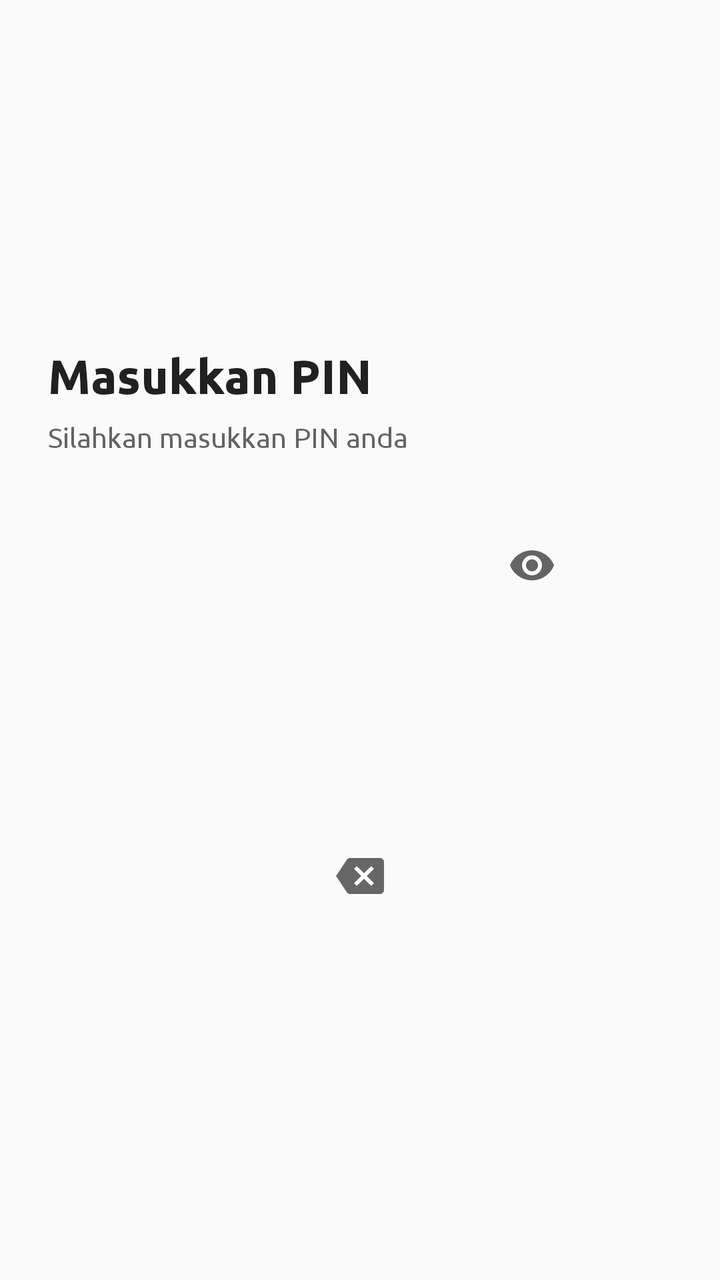
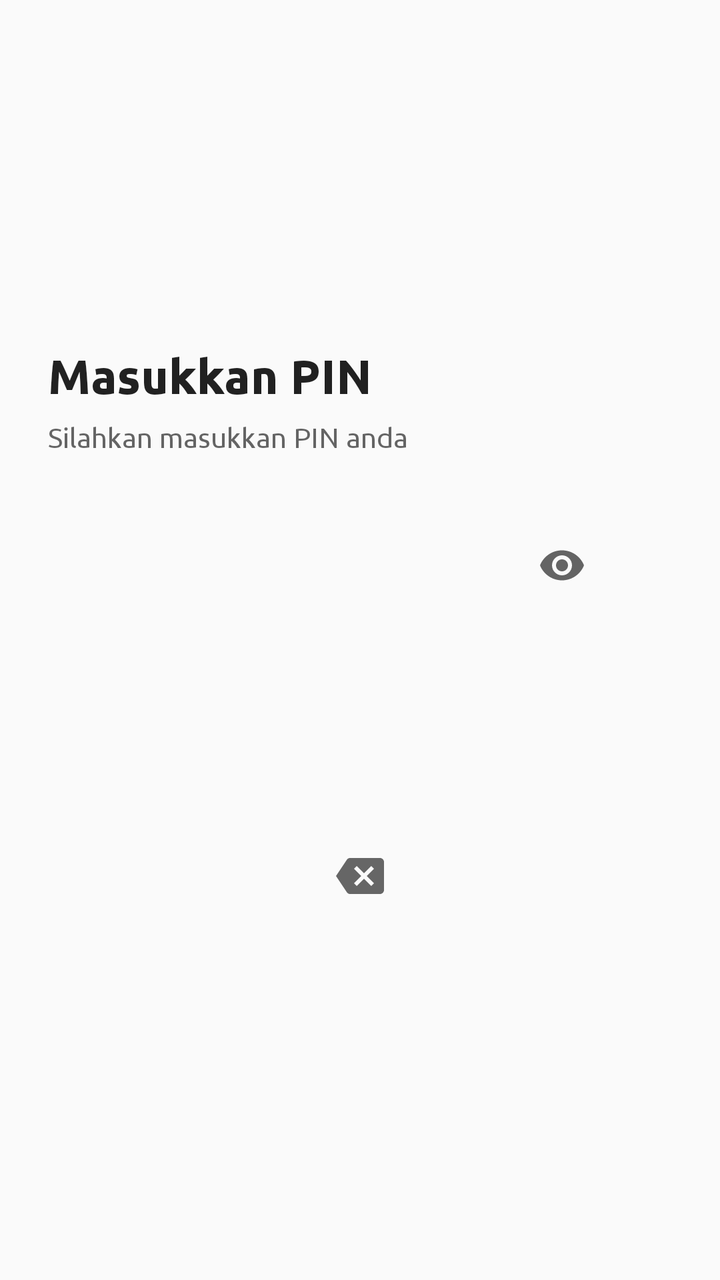

The first picture is an Android layout as it rendered before a commit; the second is the same layout after the commit. The layout source and the unified diff follow.
<!-- AndroidManifest.xml: activity theme AppTheme.NoActionBar -->
<!-- res/layout/activity_pin.xml -->
<layout xmlns:tools="http://schemas.android.com/tools">

    <LinearLayout xmlns:android="http://schemas.android.com/apk/res/android"
        xmlns:app="http://schemas.android.com/apk/res-auto"
        android:layout_width="match_parent"
        android:layout_height="match_parent"
        android:orientation="vertical"
        android:background="?android:attr/colorBackground"
        android:gravity="center">

        
        <LinearLayout
            android:layout_width="match_parent"
            android:layout_height="wrap_content"
            android:orientation="vertical"
            android:paddingHorizontal="24dp"
            android:layout_marginBottom="32dp">

            <TextView
                android:id="@+id/txt_header"
                android:layout_width="match_parent"
                android:layout_height="wrap_content"
                android:fontFamily="@font/ubuntu_b"
                android:text="Masukkan PIN"
                android:textAlignment="center"
                android:textColor="?android:attr/textColorPrimary"
                android:textSize="24sp"
                android:layout_marginBottom="8dp" />

            <TextView
                android:layout_width="match_parent"
                android:layout_height="wrap_content"
                android:fontFamily="@font/ubuntu_r"
                android:text="Silahkan masukkan PIN anda"
                android:textAlignment="center"
                android:textColor="?android:attr/textColorSecondary"
                android:textSize="14sp" />

        </LinearLayout>

        
        <LinearLayout
            android:layout_width="wrap_content"
            android:layout_height="wrap_content"
            android:orientation="horizontal"
            android:gravity="center"
            android:layout_marginBottom="48dp">

            <com.google.android.material.textfield.TextInputLayout
                android:id="@+id/til_amount"
                android:layout_width="wrap_content"
                android:layout_height="wrap_content"
                app:passwordToggleEnabled="true"
                app:passwordToggleTint="?android:attr/textColorSecondary"
                app:boxStrokeWidth="0dp"
                app:boxStrokeWidthFocused="0dp"
                style="@style/Widget.MaterialComponents.TextInputLayout.FilledBox"
                app:errorEnabled="true">

                <com.google.android.material.textfield.TextInputEditText
                    android:id="@+id/et_amount"
                    android:layout_width="220dp"
                    android:layout_height="wrap_content"
                    android:inputType="numberPassword"
                    android:background="@android:color/transparent"
                    android:enabled="false"
                    android:maxLength="6"
                    android:textAlignment="center"
                    android:textColor="?android:attr/textColorPrimary"
                    android:textSize="32sp"
                    android:letterSpacing="0.3"
                    android:paddingVertical="16dp" />

            </com.google.android.material.textfield.TextInputLayout>

        </LinearLayout>

        
        <LinearLayout
            android:layout_width="match_parent"
            android:layout_height="wrap_content"
            android:orientation="vertical"
            android:paddingHorizontal="32dp">

            <androidx.recyclerview.widget.RecyclerView
                android:id="@+id/rv_calculator"
                android:layout_width="match_parent"
                android:layout_height="wrap_content"
                android:clickable="true"
                android:focusable="true"
                android:focusableInTouchMode="true"
                android:overScrollMode="never"
                app:layoutManager="androidx.recyclerview.widget.GridLayoutManager"
                app:spanCount="3"
                tools:listitem="@layout/list_number_pin" />

            
            <LinearLayout
                android:layout_width="match_parent"
                android:layout_height="wrap_content"
                android:orientation="horizontal"
                android:gravity="center"
                android:layout_marginTop="8dp">

                <View
                    android:layout_width="0dp"
                    android:layout_height="1dp"
                    android:layout_weight="1" />

                <ImageView
                    android:id="@+id/btn_delete"
                    android:layout_width="56dp"
                    android:layout_height="56dp"
                    android:src="@drawable/ic_baseline_backspace_24"
                    android:padding="16dp"
                    android:background="?attr/selectableItemBackgroundBorderless"
                    android:tint="?android:attr/textColorSecondary"
                    android:contentDescription="@string/delete"
                    />

                <View
                    android:layout_width="0dp"
                    android:layout_height="1dp"
                    android:layout_weight="1" />

            </LinearLayout>

        </LinearLayout>

    </LinearLayout>
</layout>
<!-- res/layout/list_number_pin.xml (included above) -->
<?xml version="1.0" encoding="utf-8"?>
<layout>

    <androidx.cardview.widget.CardView xmlns:android="http://schemas.android.com/apk/res/android"
        xmlns:app="http://schemas.android.com/apk/res-auto"
        android:layout_width="match_parent"
        android:layout_height="wrap_content"
        android:layout_margin="8dp"
        app:cardCornerRadius="16dp"
            android:clickable="true"
            android:focusable="true"
        android:id="@+id/card_number_pin"
        app:cardElevation="0dp">

        <TextView
            android:background="?attr/selectableItemBackground"

            android:id="@+id/txt_name"
            android:layout_width="match_parent"
            android:layout_height="wrap_content"
            android:fontFamily="@font/ubuntu_b"
            android:gravity="center"
            android:minHeight="72dp"
            android:paddingVertical="20dp"
            android:text="1"
            android:textAlignment="center"
            android:textColor="?android:attr/textColorPrimary"
            android:textSize="24sp" />

    </androidx.cardview.widget.CardView>

</layout>
<!-- resources referenced by this layout -->
<resources>
  <!-- drawable ic_baseline_backspace_24 (drawable) -->
  <vector android:autoMirrored="true" android:height="24dp"
      android:tint="#FFFFFF" android:viewportHeight="24"
      android:viewportWidth="24" android:width="24dp" xmlns:android="http://schemas.android.com/apk/res/android">
      <path android:fillColor="@android:color/white" android:pathData="M22,3L7,3c-0.69,0 -1.23,0.35 -1.59,0.88L0,12l5.41,8.11c0.36,0.53 0.9,0.89 1.59,0.89h15c1.1,0 2,-0.9 2,-2L24,5c0,-1.1 -0.9,-2 -2,-2zM19,15.59L17.59,17 14,13.41 10.41,17 9,15.59 12.59,12 9,8.41 10.41,7 14,10.59 17.59,7 19,8.41 15.41,12 19,15.59z"/>
  </vector>
  <string name="delete">delete</string>
  <style name="AppTheme.NoActionBar">
          <item name="windowActionBar">false</item>
          <item name="windowNoTitle">true</item>
      </style>
</resources>

<!-- the commit's change to res/layout/activity_pin.xml (unified diff, before → after) -->
@@ -59,7 +59,7 @@
 
                 <com.google.android.material.textfield.TextInputEditText
                     android:id="@+id/et_amount"
-                    android:layout_width="220dp"
+                    android:layout_width="250dp"
                     android:layout_height="wrap_content"
                     android:inputType="numberPassword"
                     android:background="@android:color/transparent"
